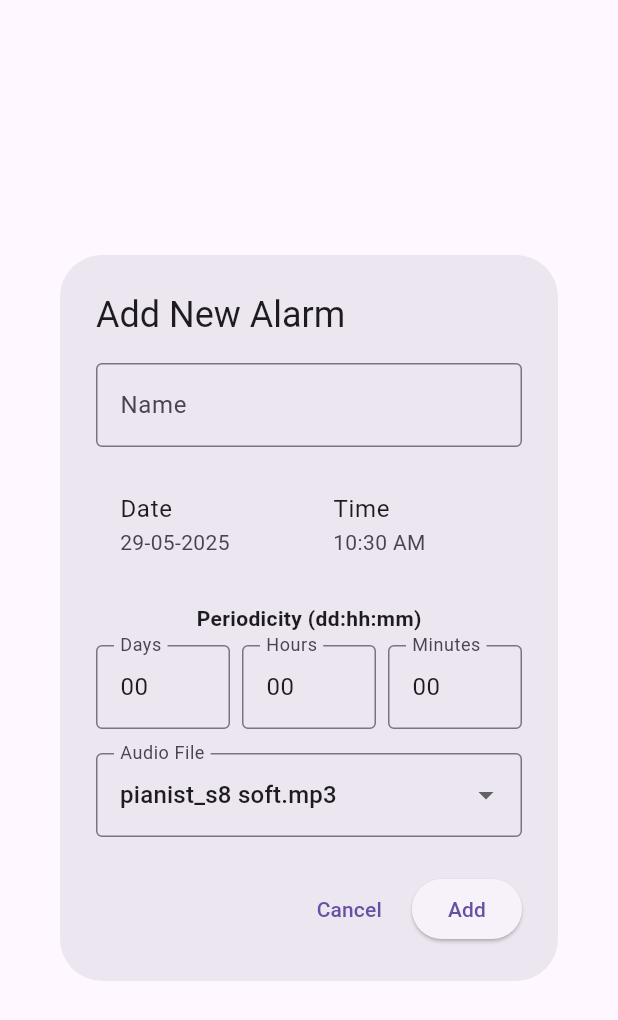
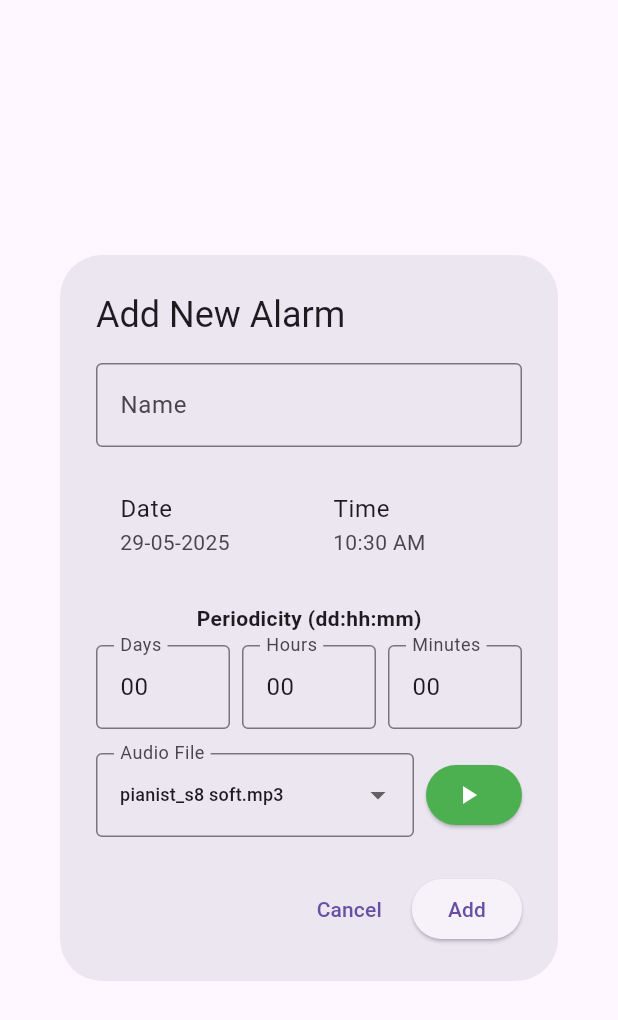
Before and after one commit to Archanciel/alarm_manager, a Flutter app: the AddAlarmDialog widget shown alone on an empty page, opened directly, on a phone screen of 412 x 824 dp. Shown: the top 1020 px of the screen. Run offline on Flutter 3.47's test engine with Material 3 defaults, Android fonts, the phone set to English and light mode, and no system bars; our stand-ins replace audioplayers, flutter_local_notifications, logger, permission_handler, shared_preferences, timezone; missing offline and left inert: android_alarm_manager_plus; accounts and stored records are empty.

Commit message:
added test audio button

```diff
--- a/lib/views/add_alarm_view.dart
+++ b/lib/views/add_alarm_view.dart
@@ -1,9 +1,11 @@
+// lib/views/add_alarm_view.dart - Avec bouton test audio
 import 'package:flutter/material.dart';
 import 'package:provider/provider.dart';
 import 'package:logger/logger.dart';
 import '../view_models/alarm_view_model.dart';
 import '../models/alarm_model.dart';
 import '../services/alarm_service.dart';
+import '../services/audio_service.dart';
 
 class AddAlarmDialog extends StatefulWidget {
   const AddAlarmDialog({super.key});
@@ -19,6 +21,7 @@ class _AddAlarmDialogState extends State<AddAlarmDialog> {
   final _hoursController = TextEditingController(text: '00');
   final _minutesController = TextEditingController(text: '00');
   final Logger _logger = Logger();
+  final AudioService _audioService = AudioService();
 
   TimeOfDay _selectedTime = TimeOfDay.now();
   DateTime _selectedDate = DateTime.now();
@@ -122,7 +125,11 @@ class _AddAlarmDialogState extends State<AddAlarmDialog> {
                 ],
               ),
               const SizedBox(height: 16),
-              DropdownButtonFormField<String>(
+              // Audio selection with test button
+              Row(
+                children: [
+                  Expanded(
+                    child: DropdownButtonFormField<String>(
                       value: _selectedAudioFile,
                       decoration: const InputDecoration(
                         labelText: 'Audio File',
@@ -131,7 +138,11 @@ class _AddAlarmDialogState extends State<AddAlarmDialog> {
                       items: _audioFiles.map((file) {
                         return DropdownMenuItem(
                           value: file,
-                    child: Text(file),
+                          child: Text(
+                            file,
+                            style: const TextStyle(fontSize: 12),
+                            overflow: TextOverflow.ellipsis,
+                          ),
                         );
                       }).toList(),
                       onChanged: (value) {
@@ -139,6 +150,20 @@ class _AddAlarmDialogState extends State<AddAlarmDialog> {
                           _selectedAudioFile = value!;
                         });
                       },
+                    ),
+                  ),
+                  const SizedBox(width: 8),
+                  ElevatedButton.icon(
+                    onPressed: () => _testAudio(),
+                    icon: const Icon(Icons.play_arrow, size: 20),
+                    label: const Text(''),
+                    style: ElevatedButton.styleFrom(
+                      backgroundColor: Colors.green,
+                      foregroundColor: Colors.white,
+                      padding: const EdgeInsets.symmetric(horizontal: 12, vertical: 8),
+                    ),
+                  ),
+                ],
               ),
             ],
           ),
@@ -155,6 +180,28 @@ class _AddAlarmDialogState extends State<AddAlarmDialog> {
         ),
       ],
     );
+  }
+
+  void _testAudio() async {
+    try {
+      _logger.i('🧪 Testing audio: $_selectedAudioFile');
+      await _audioService.testSound(_selectedAudioFile);
+
+      ScaffoldMessenger.of(context).showSnackBar(
+        SnackBar(
+          content: Text('Testing: $_selectedAudioFile'),
+          backgroundColor: Colors.green,
+        ),
+      );
+    } catch (e) {
+      _logger.e('Error testing audio: $e');
+      ScaffoldMessenger.of(context).showSnackBar(
+        SnackBar(
+          content: Text('Error testing audio: $e'),
+          backgroundColor: Colors.red,
+        ),
+      );
+    }
   }
 
   String? _validateNumber(String? value, {int? max}) {
@@ -222,7 +269,6 @@ class _AddAlarmDialogState extends State<AddAlarmDialog> {
         minutes: int.parse(_minutesController.text),
       );
 
-      // Combine selected date and time
       final nextAlarmDateTime = DateTime(
         _selectedDate.year,
         _selectedDate.month,
@@ -231,7 +277,6 @@ class _AddAlarmDialogState extends State<AddAlarmDialog> {
         _selectedTime.minute,
       );
 
-      // If the selected time is in the past, move to next occurrence
       final alarmService = AlarmService();
       final calculatedNextAlarm = alarmService.calculateNextAlarmTime(
         nextAlarmDateTime,
@@ -266,6 +311,7 @@ class _AddAlarmDialogState extends State<AddAlarmDialog> {
     _daysController.dispose();
     _hoursController.dispose();
     _minutesController.dispose();
+    _audioService.dispose();
     super.dispose();
   }
 }
```
Lines whose indentation alone changed are shown as unchanged.
